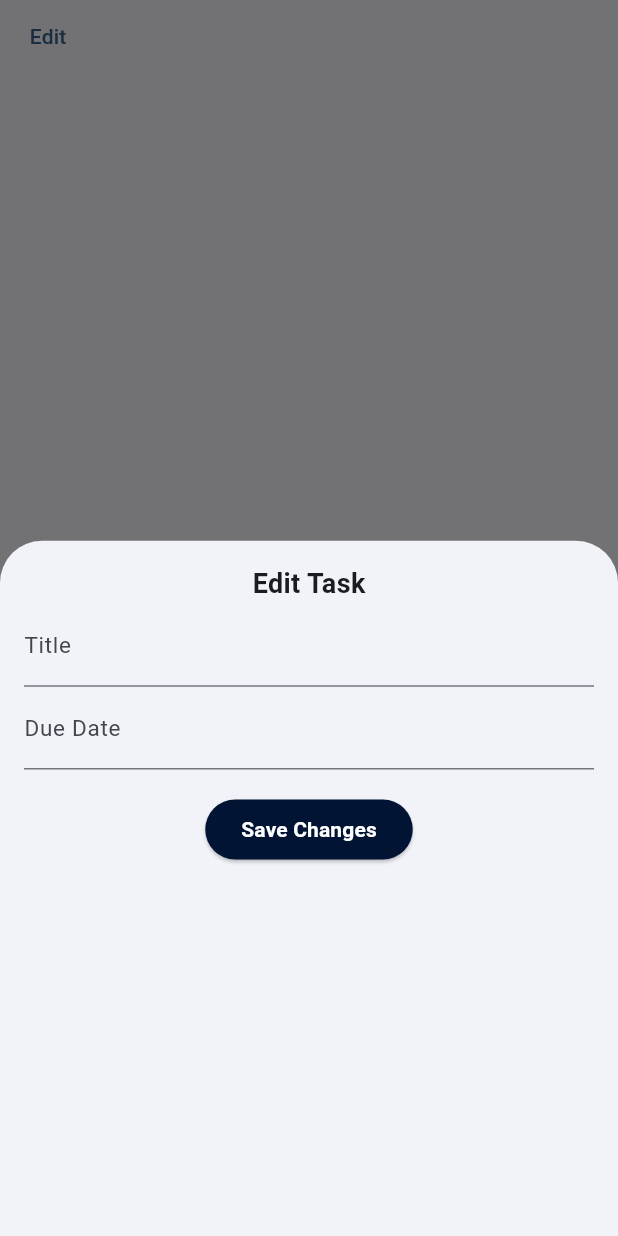
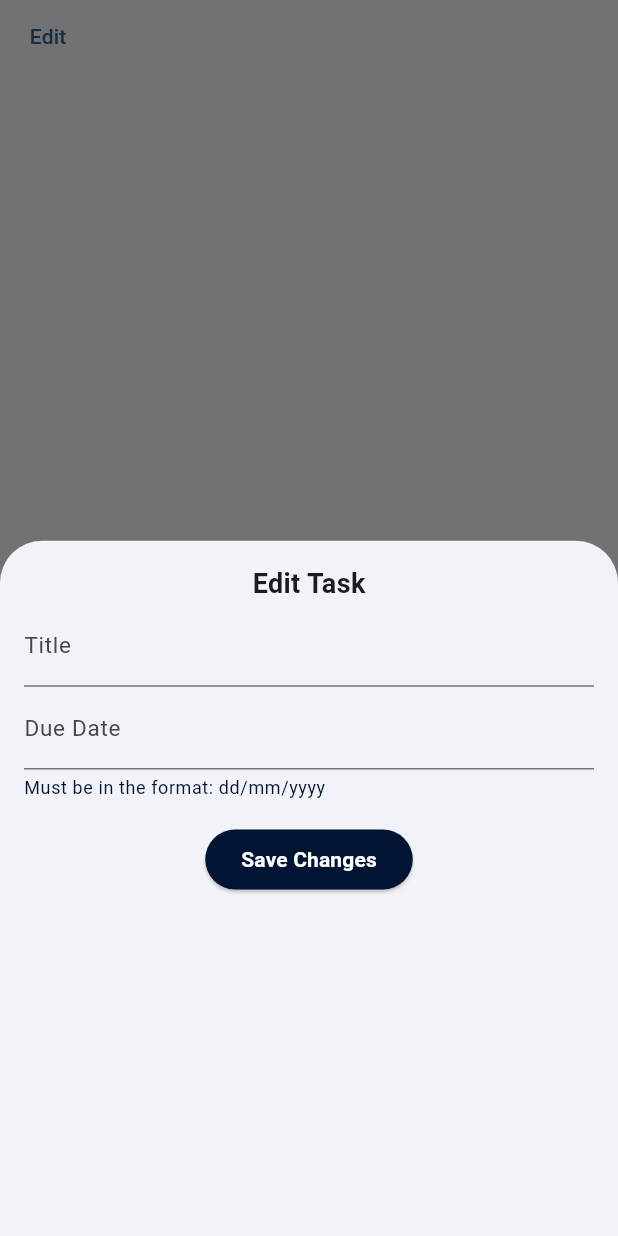
Before and after one commit to A-iswarya/quick_task, a Flutter app: the EditTask widget shown alone on an empty page, opened directly with empty values, after a tap on "Edit", on a phone screen of 412 x 824 dp. Run offline on Flutter 3.47's test engine with Material 3 defaults, Android fonts, the phone set to English and light mode, and no system bars; our stand-ins replace parse_server_sdk_flutter.

Commit message:
Added missing helper text

```diff
--- a/lib/edit_task.dart
+++ b/lib/edit_task.dart
@@ -48,9 +48,11 @@ class EditTask extends StatelessWidget {
                     controller: updateDueDateController,
                     // initialValue:
                     //     dueDate,
-                    decoration: const InputDecoration(
+                    decoration: InputDecoration(
                         labelText: 'Due Date',
-                        labelStyle: TextStyle(fontSize: 15)),
+                        labelStyle: const TextStyle(fontSize: 15),
+                        helperText: 'Must be in the format: dd/mm/yyyy',
+                        helperStyle: TextStyle(color: bgColor)),
                   ),
                   const SizedBox(height: 16),
                   Center(
```
